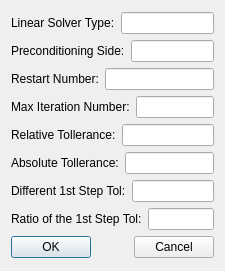
Qt form ArteryTechQtProject/ArteryTechQtProject/QtArteryTechLinearSolverSetupUI.ui (chenfeigen/HBFlowsSrc) before a commit.
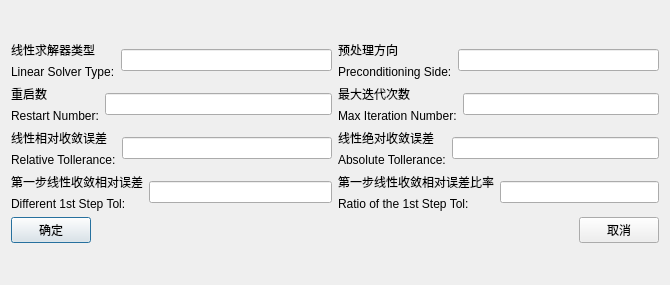
The same form after that commit.

Patch:
```diff
--- a/ArteryTechQtProject/ArteryTechQtProject/QtArteryTechLinearSolverSetupUI.ui
+++ b/ArteryTechQtProject/ArteryTechQtProject/QtArteryTechLinearSolverSetupUI.ui
@@ -6,27 +6,38 @@
    <rect>
     <x>0</x>
     <y>0</y>
-    <width>225</width>
-    <height>271</height>
+    <width>670</width>
+    <height>285</height>
    </rect>
   </property>
   <property name="windowTitle">
    <string>QtArteryTechLinearSolverSetupUI</string>
   </property>
-  <layout class="QVBoxLayout" name="verticalLayout_3">
+  <layout class="QVBoxLayout" name="verticalLayout_10">
    <item>
-    <layout class="QVBoxLayout" name="verticalLayout_2">
+    <layout class="QVBoxLayout" name="verticalLayout_9">
      <item>
-      <layout class="QVBoxLayout" name="verticalLayout">
+      <layout class="QHBoxLayout" name="horizontalLayout_10">
        <item>
         <layout class="QHBoxLayout" name="horizontalLayout">
          <item>
+          <layout class="QVBoxLayout" name="verticalLayout">
+           <item>
+            <widget class="QLabel" name="label">
+             <property name="text">
+              <string>线性求解器类型</string>
+             </property>
+            </widget>
+           </item>
+           <item>
           <widget class="QLabel" name="LinearSolverTypeLabel">
            <property name="text">
             <string>Linear Solver Type:</string>
            </property>
           </widget>
          </item>
+          </layout>
+         </item>
          <item>
           <widget class="QLineEdit" name="LinearSolverTypeLineEdit"/>
          </item>
@@ -35,26 +46,52 @@
        <item>
         <layout class="QHBoxLayout" name="horizontalLayout_2">
          <item>
+          <layout class="QVBoxLayout" name="verticalLayout_2">
+           <item>
+            <widget class="QLabel" name="label_2">
+             <property name="text">
+              <string>预处理方向</string>
+             </property>
+            </widget>
+           </item>
+           <item>
           <widget class="QLabel" name="PreconditioningSideLabel">
            <property name="text">
             <string>Preconditioning Side:</string>
            </property>
           </widget>
          </item>
+          </layout>
+         </item>
          <item>
           <widget class="QLineEdit" name="PreconditioningSideLineEdit"/>
          </item>
         </layout>
        </item>
+      </layout>
+     </item>
+     <item>
+      <layout class="QHBoxLayout" name="horizontalLayout_11">
        <item>
         <layout class="QHBoxLayout" name="horizontalLayout_3">
          <item>
+          <layout class="QVBoxLayout" name="verticalLayout_3">
+           <item>
+            <widget class="QLabel" name="label_3">
+             <property name="text">
+              <string>重启数</string>
+             </property>
+            </widget>
+           </item>
+           <item>
           <widget class="QLabel" name="RestartNumberLabel">
            <property name="text">
             <string>Restart Number:</string>
            </property>
           </widget>
          </item>
+          </layout>
+         </item>
          <item>
           <widget class="QLineEdit" name="RestartNumberLineEdit"/>
          </item>
@@ -63,26 +100,52 @@
        <item>
         <layout class="QHBoxLayout" name="horizontalLayout_4">
          <item>
+          <layout class="QVBoxLayout" name="verticalLayout_4">
+           <item>
+            <widget class="QLabel" name="label_4">
+             <property name="text">
+              <string>最大迭代次数</string>
+             </property>
+            </widget>
+           </item>
+           <item>
           <widget class="QLabel" name="MaxIterationNumberLabel">
            <property name="text">
             <string>Max Iteration Number:</string>
            </property>
           </widget>
          </item>
+          </layout>
+         </item>
          <item>
           <widget class="QLineEdit" name="MaxIterationNumberLineEdit"/>
          </item>
         </layout>
        </item>
+      </layout>
+     </item>
+     <item>
+      <layout class="QHBoxLayout" name="horizontalLayout_12">
        <item>
         <layout class="QHBoxLayout" name="horizontalLayout_5">
          <item>
+          <layout class="QVBoxLayout" name="verticalLayout_5">
+           <item>
+            <widget class="QLabel" name="label_5">
+             <property name="text">
+              <string>线性相对收敛误差</string>
+             </property>
+            </widget>
+           </item>
+           <item>
           <widget class="QLabel" name="RelativeTolleranceLabel">
            <property name="text">
             <string>Relative Tollerance:</string>
            </property>
           </widget>
          </item>
+          </layout>
+         </item>
          <item>
           <widget class="QLineEdit" name="RelativeTolleranceLineEdit"/>
          </item>
@@ -91,26 +154,52 @@
        <item>
         <layout class="QHBoxLayout" name="horizontalLayout_6">
          <item>
+          <layout class="QVBoxLayout" name="verticalLayout_6">
+           <item>
+            <widget class="QLabel" name="label_6">
+             <property name="text">
+              <string>线性绝对收敛误差</string>
+             </property>
+            </widget>
+           </item>
+           <item>
           <widget class="QLabel" name="AbsoluteTolleranceLabel">
            <property name="text">
             <string>Absolute Tollerance:</string>
            </property>
           </widget>
          </item>
+          </layout>
+         </item>
          <item>
           <widget class="QLineEdit" name="AbsoluteTolleranceLineEdit"/>
          </item>
         </layout>
        </item>
+      </layout>
+     </item>
+     <item>
+      <layout class="QHBoxLayout" name="horizontalLayout_13">
        <item>
         <layout class="QHBoxLayout" name="horizontalLayout_7">
          <item>
+          <layout class="QVBoxLayout" name="verticalLayout_7">
+           <item>
+            <widget class="QLabel" name="label_7">
+             <property name="text">
+              <string>第一步线性收敛相对误差</string>
+             </property>
+            </widget>
+           </item>
+           <item>
           <widget class="QLabel" name="Different1stStepTolLabel">
            <property name="text">
             <string>Different 1st Step Tol:</string>
            </property>
           </widget>
          </item>
+          </layout>
+         </item>
          <item>
           <widget class="QLineEdit" name="Different1stStepTolLineEdit"/>
          </item>
@@ -119,12 +208,23 @@
        <item>
         <layout class="QHBoxLayout" name="horizontalLayout_8">
          <item>
+          <layout class="QVBoxLayout" name="verticalLayout_8">
+           <item>
+            <widget class="QLabel" name="label_8">
+             <property name="text">
+              <string>第一步线性收敛相对误差比率</string>
+             </property>
+            </widget>
+           </item>
+           <item>
           <widget class="QLabel" name="RatioOfThe1stStepTolLabel">
            <property name="text">
             <string>Ratio of the 1st Step Tol:</string>
            </property>
           </widget>
          </item>
+          </layout>
+         </item>
          <item>
           <widget class="QLineEdit" name="RatioOfThe1stStepTolLineEdit"/>
          </item>
@@ -137,7 +237,7 @@
        <item>
         <widget class="QPushButton" name="OkPushButton">
          <property name="text">
-          <string>OK</string>
+          <string>确定</string>
          </property>
         </widget>
        </item>
@@ -157,7 +257,7 @@
        <item>
         <widget class="QPushButton" name="CancelPushButton">
          <property name="text">
-          <string>Cancel</string>
+          <string>取消</string>
          </property>
         </widget>
        </item>
```
Lines whose indentation alone changed are shown as unchanged.
